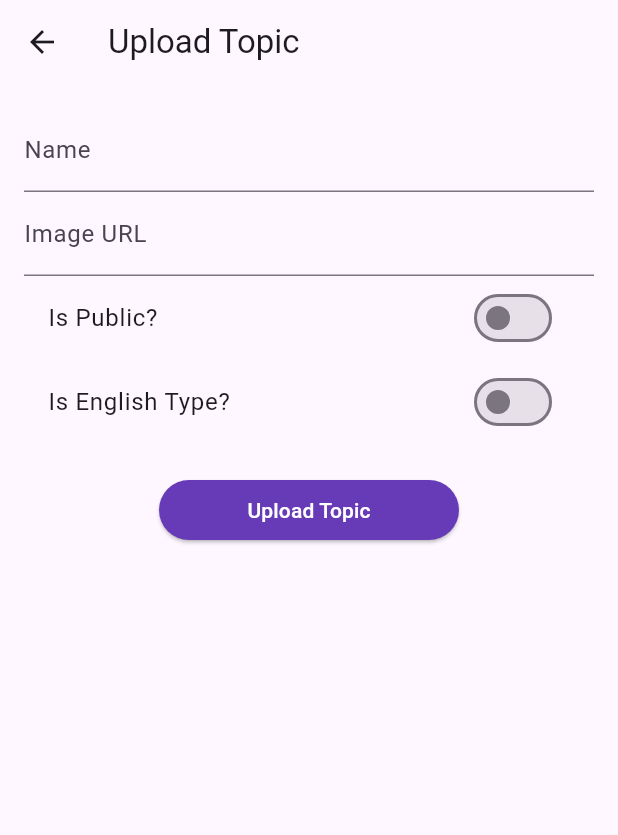
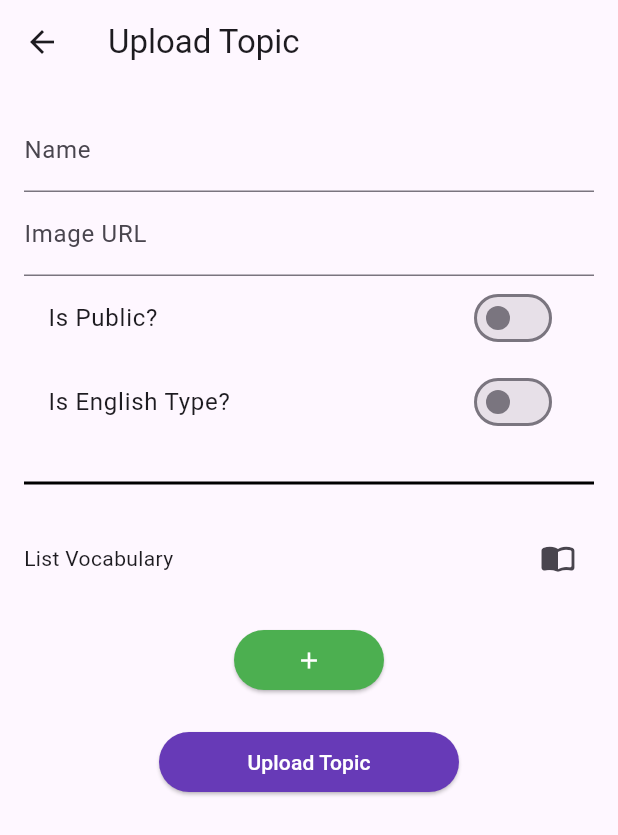
Before and after one commit to giahao222/englishquiz, a Flutter app: the AddTopic screen opened by its route, on a phone screen of 412 x 824 dp. Shown: the top 835 px of the screen. Run offline on Flutter 3.47's test engine with Material 3 defaults, Android fonts, the light colour scheme and no system bars; our stand-ins replace firebase_auth, firebase_core, firebase_database, get, shared_preferences; accounts and stored records are empty.

Commit message:
add add topics feature

```diff
--- a/lib/screens/library/AddTopic.dart
+++ b/lib/screens/library/AddTopic.dart
@@ -3,6 +3,13 @@ import 'package:firebase_auth/firebase_auth.dart';
 import 'package:firebase_core/firebase_core.dart';
 import 'package:flutter/material.dart';
 import 'package:get/get.dart';
+
+class WordPair {
+  String eng;
+  String vie;
+
+  WordPair({required this.eng, required this.vie});
+}
 
 class AddTopicController extends GetxController {
   var name = ''.obs;
@@ -10,36 +17,31 @@ class AddTopicController extends GetxController {
   var isPublic = false.obs;
   var isEngType = false.obs;
   var listVocab = <String, dynamic>{}.obs;
+  var topics = <WordPair>[].obs;
   final _creator = FirebaseAuth.instance.currentUser!.displayName;
 
-  var nameController = TextEditingController();
-  var idError = Rx<String?>(null);
-  var nameError = Rx<String?>(null);
 
   @override
   void onInit() {
     super.onInit();
-    nameController.addListener(validateName);
   }
 
   void uploadTopic() {
-    validateName();
-    if (nameError.value != null) return;
-    final id = UniqueKeyGenerator().generateId();
   }
 
-  void validateName() {
-    if (nameController.text.isEmpty) {
-      nameError.value = "Name cannot be empty";
-    } else {
-      nameError.value = null;
-    }
+  void addCard() {
+    topics.add(WordPair(eng: '', vie: ''));
   }
 
-  @override
-  void onClose() {
-    nameController.dispose();
-    super.onClose();
+  void removeCard(int index) {
+    topics.removeAt(index);
+  }
+
+  String? textValidator(String value) {
+    if (value.isEmpty) {
+      return 'This field is required';
+    }
+    return null;
   }
 }
 
@@ -54,11 +56,14 @@ class AddTopic extends StatelessWidget {
       ),
       body: SingleChildScrollView(
         padding: EdgeInsets.all(16),
+        child: Form(
           child: Column(
             children: [
-            TextField(
+              TextFormField(
                 onChanged: (value) => controller.name.value = value,
                 decoration: InputDecoration(labelText: 'Name'),
+                autovalidateMode: AutovalidateMode.onUserInteraction,
+                validator: (value) => controller.textValidator(value!),
               ),
               TextField(
                 onChanged: (value) => controller.image.value = value,
@@ -74,6 +79,68 @@ class AddTopic extends StatelessWidget {
                     value: controller.isEngType.value,
                     onChanged: (value) => controller.isEngType.value = value,
                   )),
+              Container(
+                height: 2,
+                margin: EdgeInsets.symmetric(vertical: 25),
+                color: Colors.black,
+              ),
+              Row(
+                mainAxisAlignment: MainAxisAlignment.spaceBetween,
+                children: [
+                  Text('List Vocabulary'),
+                  IconButton(
+                    tooltip: 'Import from csv file',
+                    onPressed: () {
+                    },
+                    icon: Icon(Icons.import_contacts_rounded),
+                  ),
+                ],
+              ),
+              Obx(
+                () => Column(
+                  children: List.generate(
+                      controller.topics.length,
+                      (index) => Card(
+                            child: Padding(
+                              padding: const EdgeInsets.all(10.0),
+                              child: Column(
+                                children: [
+                                  TextField(
+                                    onChanged: (value) =>
+                                        controller.topics[index].eng = value,
+                                    decoration:
+                                        InputDecoration(labelText: 'English'),
+                                  ),
+                                  TextField(
+                                    onChanged: (value) =>
+                                        controller.topics[index].vie = value,
+                                    decoration:
+                                        InputDecoration(labelText: 'Vietnamese'),
+                                  ),
+                                  if (controller.topics.length > 1)
+                                    IconButton(
+                                      onPressed: () =>
+                                          controller.removeCard(index),
+                                      icon: Icon(Icons.delete),
+                                      color: Colors.red,
+                                    ),
+                                ],
+                              ),
+                            ),
+                          )),
+                ),
+              ),
+              SizedBox(height: 20),
+              ElevatedButton(
+                onPressed: () {
+                  controller.addCard();
+                },
+                style: ButtonStyle(
+                  backgroundColor: MaterialStateProperty.all(Colors.green),
+                  fixedSize: MaterialStateProperty.all(Size.fromWidth(100)),
+                ),
+                child: Icon(Icons.add, color: Colors.white),
+              ),
               SizedBox(height: 20),
               ElevatedButton(
                 onPressed: controller.uploadTopic,
@@ -87,6 +154,7 @@ class AddTopic extends StatelessWidget {
             ],
           ),
         ),
+      ),
     );
   }
 }
--- a/pubspec.yaml
+++ b/pubspec.yaml
@@ -33,6 +33,7 @@ dependencies:
   shared_preferences: ^2.0.6
   web:
   get:
+  image_picker: ^1.0.8
 
 
   # The following adds the Cupertino Icons font to your application.
```
Also changed, not shown: pubspec.lock, 5 other files. Lines whose indentation alone changed are shown as unchanged.
